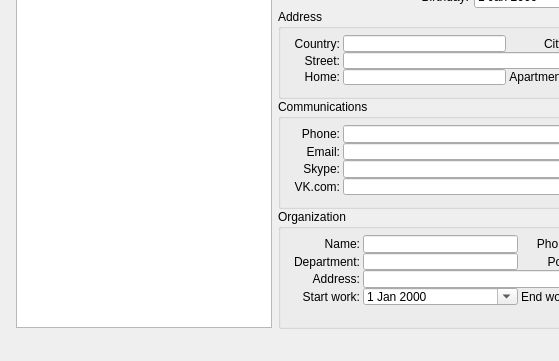
This is trunk/ContactList/contactListView.ui in konradlst/Organizer as Qt 5 draws it before an edit; both pictures show x 0 to 559 and y 175 to 536 of the 753 by 536 pixel window. The edited form follows.
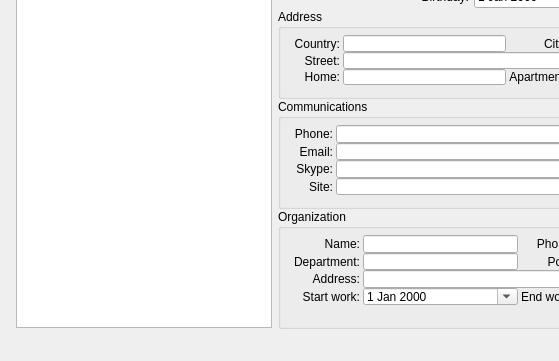
This is the edited form. Icons and pictures are not drawn.

Commit message: #16 change of the vk to the site

The edit to the form file:
```diff
--- a/trunk/ContactList/contactListView.ui
+++ b/trunk/ContactList/contactListView.ui
@@ -351,7 +351,7 @@
            <item row="3" column="0">
             <widget class="QLabel" name="lbVk">
              <property name="text">
-              <string>VK.com:</string>
+              <string>Site:</string>
              </property>
              <property name="alignment">
               <set>Qt::AlignRight|Qt::AlignTrailing|Qt::AlignVCenter</set>
```
Left out of the diff: 6 changed lines with no effect on the pictures. The commit also changes 5 other files.
